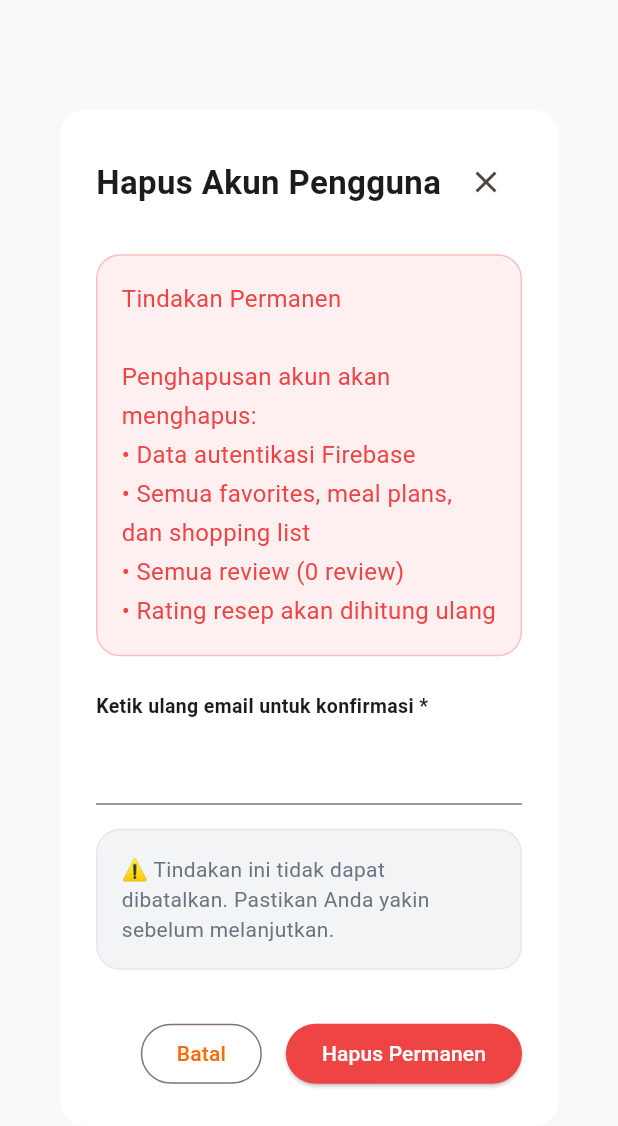
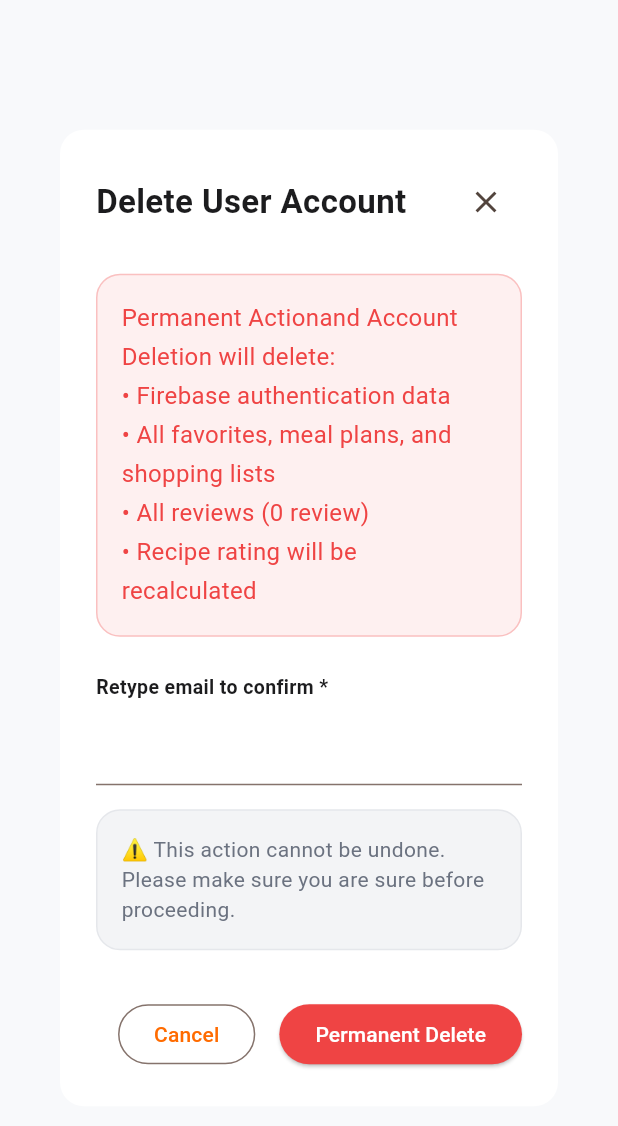
Before and after one commit to rafifaiz12/Recipe-Flutter-Project-Admin, a Flutter app: the DeleteUserDialog widget shown alone on an empty page, opened directly with empty values, on a phone screen of 412 x 824 dp. Shown: the top 1126 px of the screen. Run offline on Flutter 3.47's test engine with Material 3 defaults, Android fonts, the phone set to English and light mode, and no system bars.

Commit message:
Update delete_user_dialog.dart

```diff
--- a/lib/pages/users/widgets/delete_user_dialog.dart
+++ b/lib/pages/users/widgets/delete_user_dialog.dart
@@ -48,7 +48,7 @@ class _DeleteUserDialogState extends State<DeleteUserDialog> {
             children: [
               Row(
                 children: [
-                  Text('Hapus Akun Pengguna', style: AppTextStyles.h2),
+                  Text('Delete User Account', style: AppTextStyles.h2),
                   const Spacer(),
                   IconButton(
                     onPressed: () => Navigator.pop(context),
@@ -68,11 +68,11 @@ class _DeleteUserDialogState extends State<DeleteUserDialog> {
                   ),
                 ),
                 child: Text(
-                  'Tindakan Permanen\n\nPenghapusan akun akan menghapus:\n'
-                  '• Data autentikasi Firebase\n'
-                  '• Semua favorites, meal plans, dan shopping list\n'
-                  '• Semua review ($reviewCount review)\n'
-                  '• Rating resep akan dihitung ulang',
+                  'Permanent Action\and Account Deletion will delete:\n'
+                  '• Firebase authentication data\n'
+                  '• All favorites, meal plans, and shopping lists\n'
+                  '• All reviews ($reviewCount review)\n'
+                  '• Recipe rating will be recalculated',
                   style: AppTextStyles.body.copyWith(
                     color: AppColors.error,
                     height: 1.6,
@@ -83,7 +83,7 @@ class _DeleteUserDialogState extends State<DeleteUserDialog> {
               Align(
                 alignment: Alignment.centerLeft,
                 child: Text(
-                  'Ketik ulang email untuk konfirmasi *',
+                  'Retype email to confirm *',
                   style: AppTextStyles.smallBold,
                 ),
               ),
@@ -103,7 +103,7 @@ class _DeleteUserDialogState extends State<DeleteUserDialog> {
                   border: Border.all(color: AppColors.border),
                 ),
                 child: Text(
-                  '⚠️ Tindakan ini tidak dapat dibatalkan. Pastikan Anda yakin sebelum melanjutkan.',
+                  '⚠️ This action cannot be undone. Please make sure you are sure before proceeding.',
                   style: AppTextStyles.bodySecondary,
                 ),
               ),
@@ -113,7 +113,7 @@ class _DeleteUserDialogState extends State<DeleteUserDialog> {
                 children: [
                   OutlinedButton(
                     onPressed: () => Navigator.pop(context),
-                    child: const Text('Batal'),
+                    child: const Text('Cancel'),
                   ),
                   const SizedBox(width: AppSizes.spaceM),
                   ElevatedButton(
@@ -126,7 +126,7 @@ class _DeleteUserDialogState extends State<DeleteUserDialog> {
                       ),
                       disabledForegroundColor: Colors.white,
                     ),
-                    child: const Text('Hapus Permanen'),
+                    child: const Text('Permanent Delete'),
                   ),
                 ],
               ),
```
